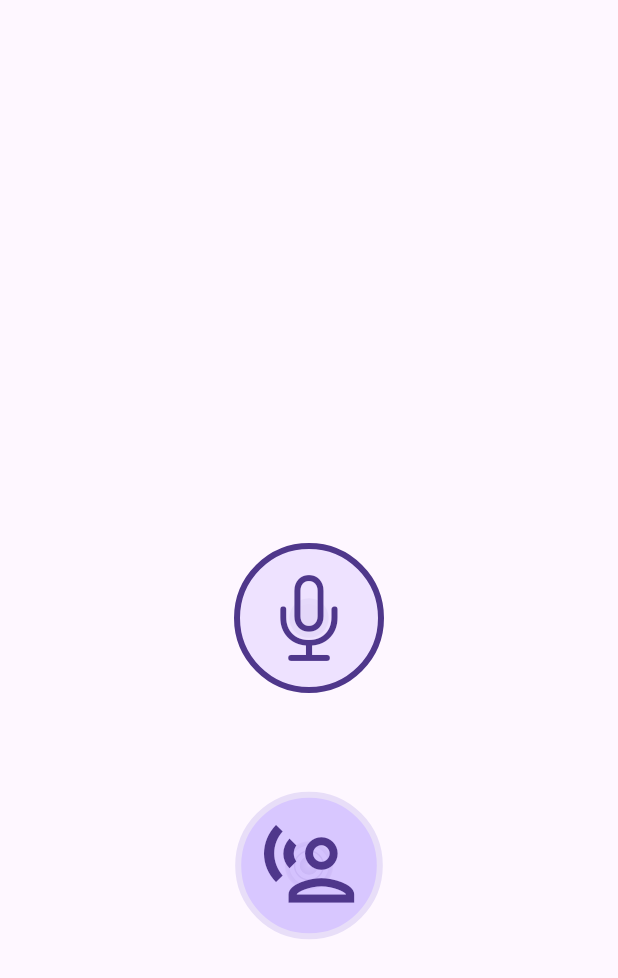
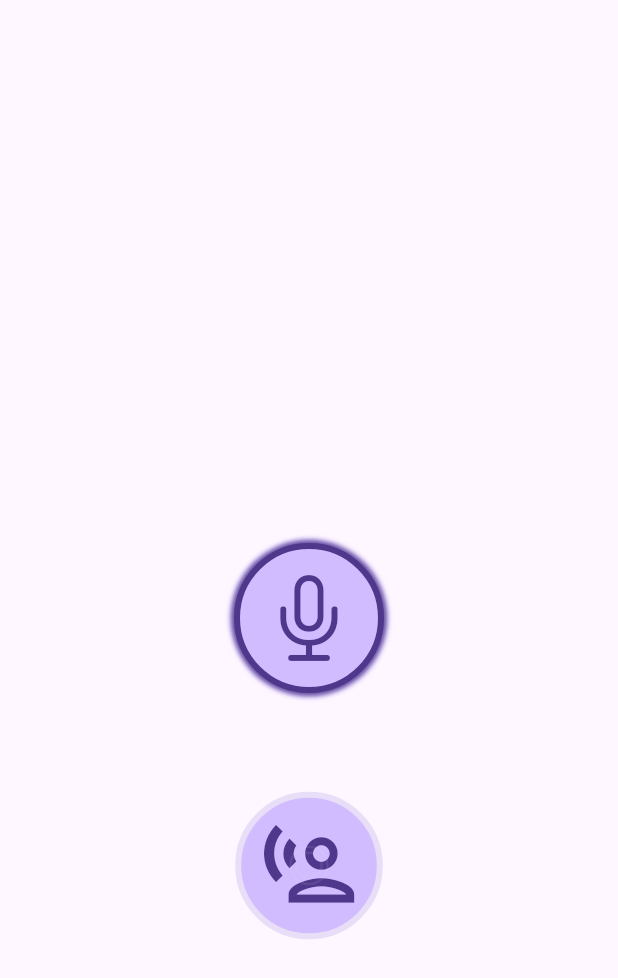
Before and after one commit to cia1099/ai_vocabulary, a Flutter app: the screen it shows after launch, on a phone screen of 412 x 824 dp. Shown: the top 978 px of the screen. Run offline on Flutter 3.47's test engine with Material 3 defaults, Android fonts, the phone set to English and light mode, and no system bars; our stand-ins replace audioplayers, azlistview, dotted_line, fl_chart, flutter_platform_widgets, flutter_spinkit and 4 more; missing offline and left inert: flutter_web_frame, record, sqlite3.

Commit message:
optimized ripple colors and tried devices speech to text plugins

```diff
--- a/pubspec.yaml
+++ b/pubspec.yaml
@@ -50,6 +50,7 @@ flutter:
   assets:
     - assets/
     - assets/lottie/
+    - assets/sounds/
   #   - images/a_dot_burr.jpeg
   #   - images/a_dot_ham.jpeg
 
--- a/speech_record/lib/speech_record.dart
+++ b/speech_record/lib/speech_record.dart
@@ -1,7 +1,6 @@
 library speech_record;
 
 export 'src/record_speech_button.dart';
-export 'src/speak_ripple.dart';
 
 //**
 //repository definition: https://github.com/llfbandit/record/issues/51
--- a/speech_record/lib/src/speak_ripple.dart
+++ b/speech_record/lib/src/speak_ripple.dart
@@ -13,12 +13,19 @@ class SpeakRipple extends StatelessWidget {
   @override
   Widget build(BuildContext context) {
     final colorScheme = Theme.of(context).colorScheme;
-    final color = colorScheme.primary;
+    final color = colorScheme.inversePrimary;
+    // CupertinoDynamicColor.withBrightness(
+    //         color: colorScheme.primaryContainer, darkColor: colorScheme.primary)
+    //     .resolveFrom(context);
+    final strokeColor = CupertinoDynamicColor.withBrightness(
+            color: colorScheme.secondaryContainer,
+            darkColor: colorScheme.secondary)
+        .resolveFrom(context);
     final colors = [
       const Color(0x00000000),
-      color.withValues(alpha: (16 * 4 + 13) / 255),
-      color.withValues(alpha: 16 * 10 / 255),
-      color.withValues(alpha: (16 * 4 + 13) / 255),
+      HSVColor.fromColor(color).withSaturation((16 * 4 + 13) / 255).toColor(),
+      HSVColor.fromColor(color).withSaturation(16 * 10 / 255).toColor(),
+      HSVColor.fromColor(color).withSaturation((16 * 4 + 13) / 255).toColor(),
       const Color(0x00000000),
     ];
     const stops = [0.0, 0.09, 0.51, 0.93, 1.0];
@@ -34,33 +41,34 @@ class SpeakRipple extends StatelessWidget {
         alignment: Alignment.center,
         children: [
           Container(
+              height: diameter * .6,
+              alignment: const Alignment(0, 0),
+              decoration: ShapeDecoration(
+                shape: CircleBorder(
+                    side: BorderSide(width: 4, color: strokeColor)),
+                color: colorScheme.inversePrimary, //.withAlpha(0xd0),
+              ),
+              child: Transform.flip(
+                flipX: true,
+                child: Icon(Icons.record_voice_over_outlined,
+                    size: diameter * .4, color: colorScheme.onPrimaryContainer),
+              )),
+          Container(
             height: diameter * (progress * 1.6).clamp(.0, 1.0),
             decoration: ShapeDecoration(
                 shape: CircleBorder(
                     side: BorderSide(
-                        width: 3, color: colorScheme.secondaryContainer))),
+                        width: 1.5,
+                        color: strokeColor.withValues(alpha: progress)))),
           ),
           Container(
             height: diameter * .8 * (progress * 1.4).clamp(.0, 1.0),
             decoration: ShapeDecoration(
                 shape: CircleBorder(
                     side: BorderSide(
-                        width: 3, color: colorScheme.secondaryContainer))),
+                        width: 1.5,
+                        color: strokeColor.withValues(alpha: progress)))),
           ),
-          Container(
-              height: diameter * .6,
-              alignment: const Alignment(0, 0),
-              decoration: ShapeDecoration(
-                shape: CircleBorder(
-                    side: BorderSide(
-                        width: 4, color: colorScheme.secondaryContainer)),
-                color: colorScheme.inversePrimary.withAlpha(0xd0),
-              ),
-              child: Transform.flip(
-                flipX: true,
-                child: Icon(Icons.record_voice_over_outlined,
-                    size: diameter * .4, color: colorScheme.onPrimaryContainer),
-              )),
         ],
       ),
     );
@@ -76,38 +84,35 @@ class _NoRipples extends StatelessWidget {
   @override
   Widget build(BuildContext context) {
     final colorScheme = Theme.of(context).colorScheme;
-    final color = colorScheme.primary;
-    return SizedBox(
-      height: 164,
-      child: Stack(
-        alignment: Alignment.center,
-        children: [
-          Container(
-            height: 164 * (progress * 1.6).clamp(.0, 1.0),
-            decoration: ShapeDecoration(
-                color: color.withValues(alpha: progress / 2 + .25),
-                shape: const CircleBorder()),
-          ),
-          Container(
-            height: 132 * (progress * 1.4).clamp(.0, 1.0),
-            decoration: ShapeDecoration(
-                color: color.withValues(alpha: progress / 1.2),
-                shape: const CircleBorder()),
-          ),
-          Container(
+    // final color = CupertinoDynamicColor.withBrightness(
+    //         color: colorScheme.primary, darkColor: colorScheme.primaryContainer)
+    //     .resolveFrom(context);
+    final colors = [
+      colorScheme.primaryContainer,
+      colorScheme.primary,
+      // HSVColor.fromColor(color).withSaturation((16 * 4 + 13) / 255).toColor(),
+      // HSVColor.fromColor(color).withSaturation(16 * 10 / 255).toColor(),
+    ];
+    const stops = [1.8, 1.8, 1.8]; //[1.6, 3.2, 6.4];
+    return Container(
         height: 100,
         alignment: const Alignment(0, 0),
         decoration: ShapeDecoration(
           shape: CircleBorder(
-                    side: BorderSide(
-                        width: 4, color: colorScheme.onPrimaryContainer)),
-                color: colorScheme.primaryContainer.withAlpha(0xd0),
+              side:
+                  BorderSide(width: 4, color: colorScheme.onPrimaryContainer)),
+          color: colorScheme.inversePrimary, //.withAlpha(0xd0),
+          shadows: List.generate(
+              colors.length,
+              (i) => BoxShadow(
+                    blurRadius: stops[i],
+                    spreadRadius: (colors.length - i) * 20 * progress,
+                    color: colors[i],
+                    // blurStyle: BlurStyle.solid,
+                  )),
         ),
         child: Icon(CupertinoIcons.mic,
-                  size: 64, color: colorScheme.onPrimaryContainer)),
-        ],
-      ),
-    );
+            size: 64, color: colorScheme.onPrimaryContainer));
   }
 }
 
@@ -165,5 +170,8 @@ class _RippleAnimationState extends State<_RippleAnimation>
 }
 
 void main() {
-  runApp(const MaterialApp(home: _RippleAnimation()));
+  runApp(MaterialApp(
+    theme: ThemeData.light(),
+    home: const _RippleAnimation(),
+  ));
 }
--- a/speech_record/pubspec.yaml
+++ b/speech_record/pubspec.yaml
@@ -11,6 +11,7 @@ dependencies:
   flutter:
     sdk: flutter
   record: ^5.2.0
+  speech_to_text: ^7.0.0
 
 dev_dependencies:
   flutter_test:
```
Also changed, not shown: 4 other files. Lines whose indentation alone changed are shown as unchanged.
